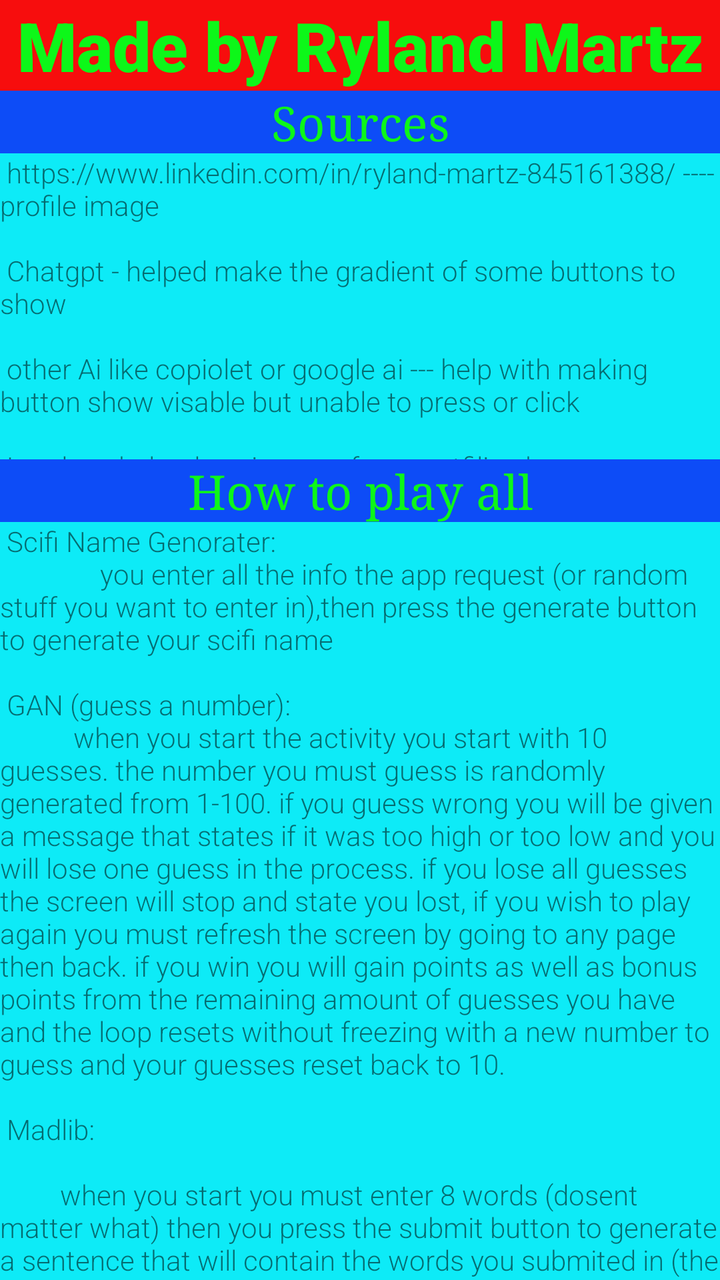
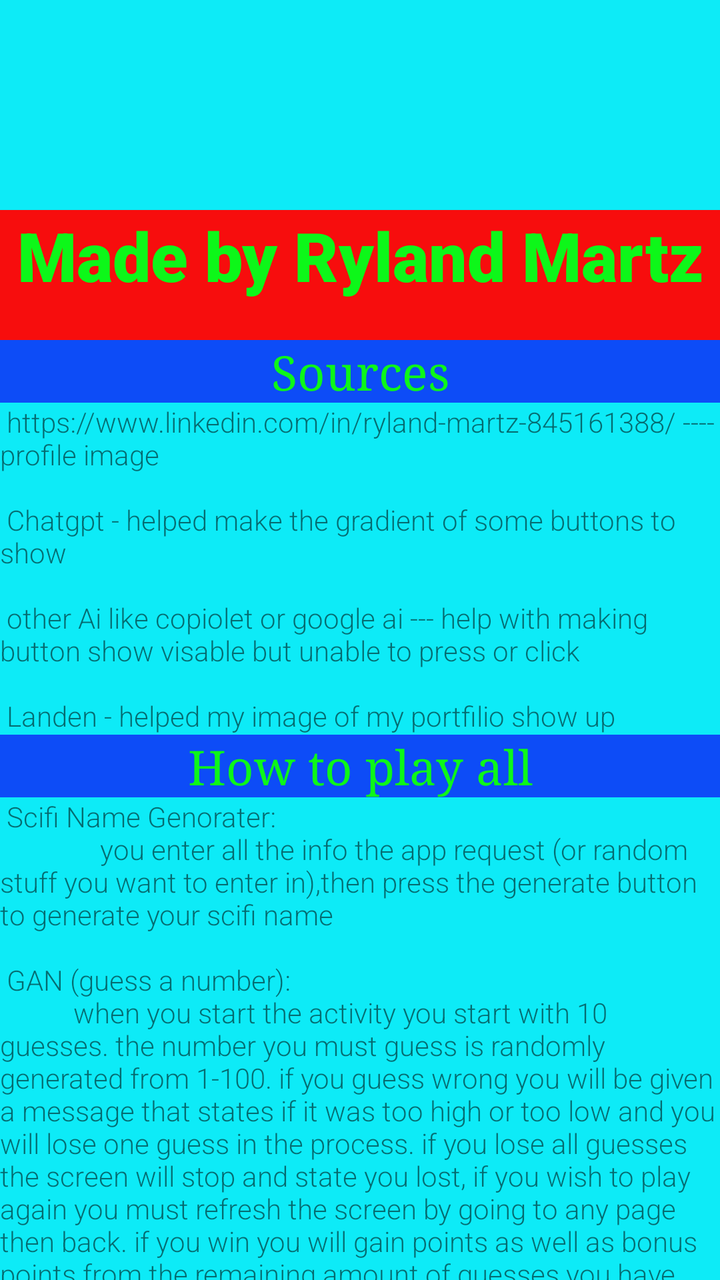

The first picture is an Android layout as it rendered before a commit; the second is the same layout after the commit. The layout source and the unified diff follow.
<!-- AndroidManifest.xml: application theme Theme.PortfolioUpgraded -->
<!-- res/layout/credits_activity.xml -->
<LinearLayout xmlns:android="http://schemas.android.com/apk/res/android"
    xmlns:tools="http://schemas.android.com/tools"
    android:layout_width="match_parent"
    android:layout_height="match_parent"
    android:background="@color/cyan"
    android:orientation="vertical">

    <TextView
        android:id="@+id/textView9"
        android:layout_width="match_parent"
        android:layout_height="wrap_content"
        android:background="@color/red"
        android:fontFamily="sans-serif-black"
        android:text="Made by Ryland Martz"
        android:textAlignment="center"
        android:textColor="@color/lime"
        android:textSize="34sp"
        tools:ignore="TextContrastCheck" />

    <TextView
        android:id="@+id/textView14"
        android:layout_width="match_parent"
        android:layout_height="wrap_content"
        android:background="@color/blue"
        android:fontFamily="serif"
        android:text="Sources"
        android:textAlignment="center"
        android:textColor="@color/lime"
        android:textSize="24sp" />

    <TextView
        android:id="@+id/textView10"
        android:layout_width="match_parent"
        android:layout_height="153dp"
        android:fontFamily="sans-serif-light"
        android:text=" https://www.linkedin.com/in/ryland-martz-845161388/ ---- profile image \n \n Chatgpt - helped make the gradient of some buttons to show \n\n other Ai like copiolet or google ai --- help with making button show visable but unable to press or click \n\n Landen - helped my image of my portfilio show up" />

    <TextView
        android:id="@+id/textView12"
        android:layout_width="match_parent"
        android:layout_height="wrap_content"
        android:background="@color/blue"
        android:fontFamily="serif"
        android:text="How to play all"
        android:textAlignment="center"
        android:textColor="@color/lime"
        android:textSize="24sp" />

    <TextView
        android:id="@+id/textView11"
        android:layout_width="match_parent"
        android:layout_height="380dp"
        android:fontFamily="sans-serif-light"
        android:text=" Scifi Name Genorater: \n\t\t\t\t\t\t\t you enter all the info the app request (or random stuff you want to enter in),then press the generate button to generate your scifi name \n\n GAN (guess a number): \n \t\t\t\t\t\ when you start the activity you start with 10 guesses. the number you must guess is randomly generated from 1-100. if you guess wrong you will be given a message that states if it was too high or too low and you will lose one guess in the process. if you lose all guesses the screen will stop and state you lost, if you wish to play again you must refresh the screen by going to any page then back. if you win you will gain points as well as bonus points from the remaining amount of guesses you have and the loop resets without freezing with a new number to guess and your guesses reset back to 10. \n\n Madlib: \n\n\t\t\t\t when you start you must enter 8 words (dosent matter what) then you press the submit button to generate a sentence that will contain the words you submited in (the sentence will be the same without the words but you can make it as wonky as possible)." />
</LinearLayout>
<!-- resources referenced by this layout -->
<resources>
  <color name="blue">#0D4CF7</color>
  <color name="cyan">#0DEBF7</color>
  <color name="lime">#0DF719</color>
  <color name="red">#F70D0D</color>
  <style name="Theme.PortfolioUpgraded" parent="Theme.AppCompat.DayNight.DarkActionBar">
          
          <item name="colorPrimary">@color/purple_500</item>
          <item name="colorPrimaryVariant">@color/purple_700</item>
          <item name="colorOnPrimary">@color/white</item>
  
          
          <item name="colorSecondary">@color/teal_200</item>
          <item name="colorSecondaryVariant">@color/teal_700</item>
          <item name="colorOnSecondary">@color/black</item>
          
          <item name="android:statusBarColor">?attr/colorPrimaryVariant</item>
          
  
  
      </style>
  <color name="purple_500">#FF6200EE</color>
  <color name="purple_700">#FF3700B3</color>
  <color name="white">#FFFFFFFF</color>
  <color name="teal_200">#FF03DAC5</color>
  <color name="teal_700">#FF018786</color>
  <color name="black">#FF000000</color>
</resources>

<!-- the commit's change to res/layout/credits_activity.xml (unified diff, before → after) -->
@@ -5,51 +5,52 @@
     android:background="@color/cyan"
     android:orientation="vertical">
 
-    <TextView
-        android:id="@+id/textView9"
-        android:layout_width="match_parent"
-        android:layout_height="wrap_content"
-        android:background="@color/red"
-        android:fontFamily="sans-serif-black"
-        android:text="Made by Ryland Martz"
-        android:textAlignment="center"
-        android:textColor="@color/lime"
-        android:textSize="34sp"
-        tools:ignore="TextContrastCheck" />
+        <TextView
+            android:id="@+id/textView9"
+            android:layout_width="match_parent"
+            android:layout_height="65dp"
+            android:background="@color/red"
+            android:fontFamily="sans-serif-black"
+            android:text="Made by Ryland Martz"
+            android:textAlignment="center"
+            android:textColor="@color/lime"
+            android:textSize="34sp"
+            tools:ignore="TextContrastCheck"
+            android:layout_marginTop="105dp"/>
 
-    <TextView
-        android:id="@+id/textView14"
-        android:layout_width="match_parent"
-        android:layout_height="wrap_content"
-        android:background="@color/blue"
-        android:fontFamily="serif"
-        android:text="Sources"
-        android:textAlignment="center"
-        android:textColor="@color/lime"
-        android:textSize="24sp" />
+        <TextView
+            android:id="@+id/textView14"
+            android:layout_width="match_parent"
+            android:layout_height="wrap_content"
+            android:background="@color/blue"
+            android:fontFamily="serif"
+            android:text="Sources"
+            android:textAlignment="center"
+            android:textColor="@color/lime"
+            android:textSize="24sp" />
 
-    <TextView
-        android:id="@+id/textView10"
-        android:layout_width="match_parent"
-        android:layout_height="153dp"
-        android:fontFamily="sans-serif-light"
-        android:text=" https://www.linkedin.com/in/ryland-martz-845161388/ ---- profile image \n \n Chatgpt - helped make the gradient of some buttons to show \n\n other Ai like copiolet or google ai --- help with making button show visable but unable to press or click \n\n Landen - helped my image of my portfilio show up" />
+        <TextView
+            android:id="@+id/textView10"
+            android:layout_width="match_parent"
+            android:layout_height="wrap_content"
+            android:fontFamily="sans-serif-light"
+            android:text=" https://www.linkedin.com/in/ryland-martz-845161388/ ---- profile image \n \n Chatgpt - helped make the gradient of some buttons to show \n\n other Ai like copiolet or google ai --- help with making button show visable but unable to press or click \n\n Landen - helped my image of my portfilio show up" />
 
-    <TextView
-        android:id="@+id/textView12"
-        android:layout_width="match_parent"
-        android:layout_height="wrap_content"
-        android:background="@color/blue"
-        android:fontFamily="serif"
-        android:text="How to play all"
-        android:textAlignment="center"
-        android:textColor="@color/lime"
-        android:textSize="24sp" />
+        <TextView
+            android:id="@+id/textView12"
+            android:layout_width="match_parent"
+            android:layout_height="wrap_content"
+            android:background="@color/blue"
+            android:fontFamily="serif"
+            android:text="How to play all"
+            android:textAlignment="center"
+            android:textColor="@color/lime"
+            android:textSize="24sp" />
 
-    <TextView
-        android:id="@+id/textView11"
-        android:layout_width="match_parent"
-        android:layout_height="380dp"
-        android:fontFamily="sans-serif-light"
-        android:text=" Scifi Name Genorater: \n\t\t\t\t\t\t\t you enter all the info the app request (or random stuff you want to enter in),then press the generate button to generate your scifi name \n\n GAN (guess a number): \n \t\t\t\t\t\ when you start the activity you start with 10 guesses. the number you must guess is randomly generated from 1-100. if you guess wrong you will be given a message that states if it was too high or too low and you will lose one guess in the process. if you lose all guesses the screen will stop and state you lost, if you wish to play again you must refresh the screen by going to any page then back. if you win you will gain points as well as bonus points from the remaining amount of guesses you have and the loop resets without freezing with a new number to guess and your guesses reset back to 10. \n\n Madlib: \n\n\t\t\t\t when you start you must enter 8 words (dosent matter what) then you press the submit button to generate a sentence that will contain the words you submited in (the sentence will be the same without the words but you can make it as wonky as possible)." />
-</LinearLayout>
+        <TextView
+            android:id="@+id/textView11"
+            android:layout_width="match_parent"
+            android:layout_height="wrap_content"
+            android:fontFamily="sans-serif-light"
+            android:text=" Scifi Name Genorater: \n\t\t\t\t\t\t\t you enter all the info the app request (or random stuff you want to enter in),then press the generate button to generate your scifi name \n\n GAN (guess a number): \n \t\t\t\t\t\ when you start the activity you start with 10 guesses. the number you must guess is randomly generated from 1-100. if you guess wrong you will be given a message that states if it was too high or too low and you will lose one guess in the process. if you lose all guesses the screen will stop and state you lost, if you wish to play again you must refresh the screen by going to any page then back. if you win you will gain points as well as bonus points from the remaining amount of guesses you have and the loop resets without freezing with a new number to guess and your guesses reset back to 10. \n\n Madlib: \n\n\t\t\t\t when you start you must enter 8 words (dosent matter what) then you press the submit button to generate a sentence that will contain the words you submited in (the sentence will be the same without the words but you can make it as wonky as possible)." />
+    </LinearLayout>
